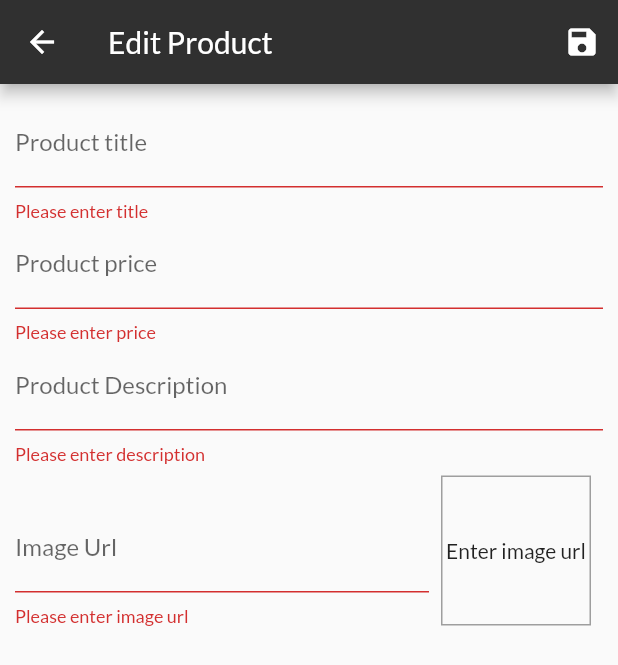
After one commit to Hassanmsaid/Shoppy, a Flutter app: the EditProductScreen screen opened by its route, after a tap on the "save" icon, on a phone screen of 412 x 824 dp. The commit adds this screen. Shown: the top 665 px of the screen. Run offline on Flutter 3.47's test engine with Material 2 defaults, Android fonts, the phone set to English and light mode, and no system bars; network calls fail.

Commit message:
Added edit product form.

```diff
--- a/lib/main.dart
+++ b/lib/main.dart
@@ -5,9 +5,11 @@ import 'package:shoppy/providers/order_provider.dart';
 import 'package:shoppy/providers/product_provider.dart';
 import 'package:shoppy/providers/products_provider.dart';
 import 'package:shoppy/screens/cart_screen.dart';
+import 'package:shoppy/screens/edit_product_screen.dart';
 import 'package:shoppy/screens/orders_screen.dart';
 import 'package:shoppy/screens/product_details_screen.dart';
 import 'package:shoppy/screens/products_screen.dart';
+import 'package:shoppy/screens/user_products_screen.dart';
 
 void main() {
   runApp(MyApp());
@@ -38,6 +40,8 @@ class MyApp extends StatelessWidget {
           ProductDetailsScreen.SCREEN_ID: (context) => ProductDetailsScreen(),
           CartScreen.SCREEN_ID: (context) => CartScreen(),
           OrdersScreen.SCREEN_ID: (context) => OrdersScreen(),
+          UserProductsScreen.SCREEN_ID: (context) => UserProductsScreen(),
+          EditProductScreen.SCREEN_ID: (context) => EditProductScreen(),
         },
       ),
     );
--- a/lib/providers/product_provider.dart
+++ b/lib/providers/product_provider.dart
@@ -1,8 +1,8 @@
 import 'package:flutter/cupertino.dart';
 
 class Product extends ChangeNotifier {
-  final String id, title, description, imageUrl;
-  final double price;
+  String id, title, description, imageUrl;
+  double price;
   bool isFavourite;
 
   Product(
--- /dev/null
+++ b/lib/screens/edit_product_screen.dart
@@ -0,0 +1,144 @@
+import 'package:flutter/material.dart';
+import 'package:shoppy/providers/product_provider.dart';
+
+class EditProductScreen extends StatefulWidget {
+  static const SCREEN_ID = 'edit_screen';
+
+  @override
+  _EditProductScreenState createState() => _EditProductScreenState();
+}
+
+class _EditProductScreenState extends State<EditProductScreen> {
+  final _priceFocus = FocusNode();
+  final _descFocus = FocusNode();
+  final _imgFocus = FocusNode();
+  final _imgController = TextEditingController();
+  String url = "";
+  final _formKey = GlobalKey<FormState>();
+  var _editedProduct =
+      Product(id: null, title: null, description: null, imageUrl: null, price: null);
+
+  @override
+  void dispose() {
+    super.dispose();
+    _priceFocus.dispose();
+    _descFocus.dispose();
+    _imgController.dispose();
+    _imgFocus.dispose();
+  }
+
+  void _saveForm() {
+    if (_formKey.currentState.validate()) return;
+    _formKey.currentState.save();
+    print(_editedProduct.title);
+    print(_editedProduct.price);
+    print(_editedProduct.description);
+    print(_editedProduct.imageUrl);
+  }
+
+  @override
+  Widget build(BuildContext context) {
+    return Scaffold(
+      appBar: AppBar(
+        title: Text('Edit Product'),
+        actions: <Widget>[
+          IconButton(
+            icon: Icon(Icons.save),
+            onPressed: () {
+              _saveForm();
+            },
+          )
+        ],
+      ),
+      body: Container(
+        padding: EdgeInsets.all(10),
+        child: Form(
+          key: _formKey,
+          child: SingleChildScrollView(
+            child: Column(
+              children: <Widget>[
+                TextFormField(
+                  textInputAction: TextInputAction.next,
+                  decoration: InputDecoration(labelText: 'Product title', fillColor: Colors.indigo),
+                  onFieldSubmitted: (_) => FocusScope.of(context).requestFocus(_priceFocus),
+                  onSaved: (val) => _editedProduct.title = val,
+                  validator: (val) {
+                    if (val.isEmpty) return 'Please enter title';
+                    return null;
+                  },
+                ),
+                TextFormField(
+                  textInputAction: TextInputAction.next,
+                  decoration: InputDecoration(labelText: 'Product price', fillColor: Colors.indigo),
+                  keyboardType: TextInputType.numberWithOptions(signed: false),
+                  focusNode: _priceFocus,
+                  onFieldSubmitted: (_) => FocusScope.of(context).requestFocus(_descFocus),
+                  onSaved: (val) => _editedProduct.price = double.parse(val),
+                  validator: (val) {
+                    if (val.isEmpty) return 'Please enter price';
+                    if (double.tryParse(val) == null || double.parse(val) <= 0)
+                      return 'Enter a valid price';
+                    return null;
+                  },
+                ),
+                TextFormField(
+                  textInputAction: TextInputAction.newline,
+                  decoration:
+                      InputDecoration(labelText: 'Product Description', fillColor: Colors.indigo),
+                  keyboardType: TextInputType.multiline,
+                  maxLines: null,
+                  focusNode: _descFocus,
+                  onSaved: (val) => _editedProduct.description = val,
+                  validator: (val) {
+                    if (val.isEmpty) return 'Please enter description';
+                    if (val.length < 8) return 'Minimum length 8 chars';
+                    return null;
+                  },
+                ),
+                Row(
+                  crossAxisAlignment: CrossAxisAlignment.end,
+                  children: <Widget>[
+                    Expanded(
+                      child: TextFormField(
+                        textInputAction: TextInputAction.done,
+                        decoration: InputDecoration(labelText: 'Image Url'),
+                        controller: _imgController,
+                        keyboardType: TextInputType.url,
+                        onChanged: (val) {
+                          setState(() {
+                            url = val;
+                          });
+                        },
+                        onSaved: (val) => _editedProduct.imageUrl = val,
+                        validator: (val) {
+                          if (val.isEmpty) return 'Please enter image url';
+                          return null;
+                        },
+                      ),
+                    ),
+                    Container(
+                      width: 100,
+                      height: 100,
+                      margin: EdgeInsets.only(top: 8, left: 8, right: 8),
+                      decoration: BoxDecoration(
+                        border: Border.all(color: Colors.grey, width: 1),
+                      ),
+                      child: _imgController.text.isEmpty
+                          ? Center(
+                              child: Text('Enter image url'),
+                            )
+                          : FittedBox(
+                              child: Image.network(url),
+                              fit: BoxFit.cover,
+                            ),
+                    ),
+                  ],
+                ),
+              ],
+            ),
+          ),
+        ),
+      ),
+    );
+  }
+}
--- a/lib/widgets/cart_item.dart
+++ b/lib/widgets/cart_item.dart
@@ -36,12 +36,14 @@ class CartItem extends StatelessWidget {
                     onPressed: () {
                       Navigator.of(ctx).pop(true);
                     },
-                      child: Text('Yes, remove')),
+                    child: Text('Yes, remove'),
+                  ),
                   FlatButton(
                     onPressed: () {
                       Navigator.of(ctx).pop(false);
                     },
-                      child: Text('Cancel')),
+                    child: Text('Cancel'),
+                  ),
                 ],
               ),
           context: context),
```
Also changed, not shown: lib/screens/user_products_screen.dart (added, +30 -0 lines), lib/widgets/nav_drawer.dart (+12 -0 lines), lib/widgets/user_product_item.dart (added, +43 -0 lines). Lines whose indentation alone changed are shown as unchanged.
